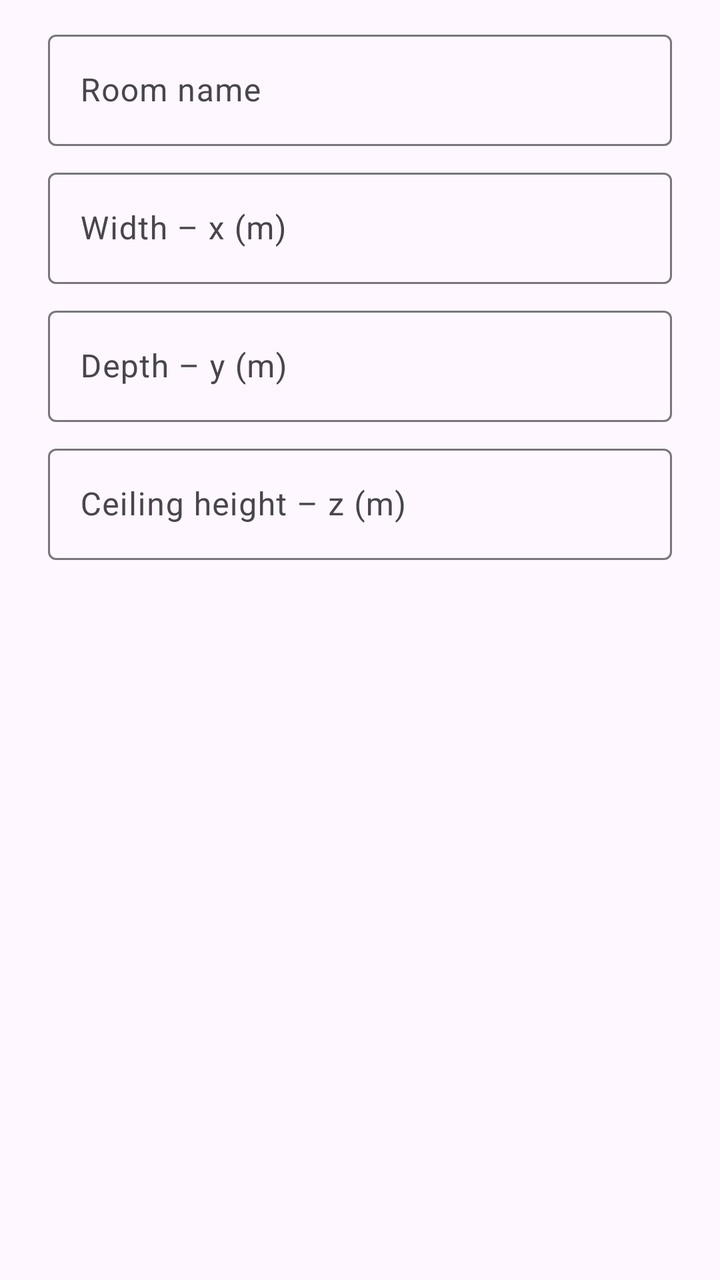
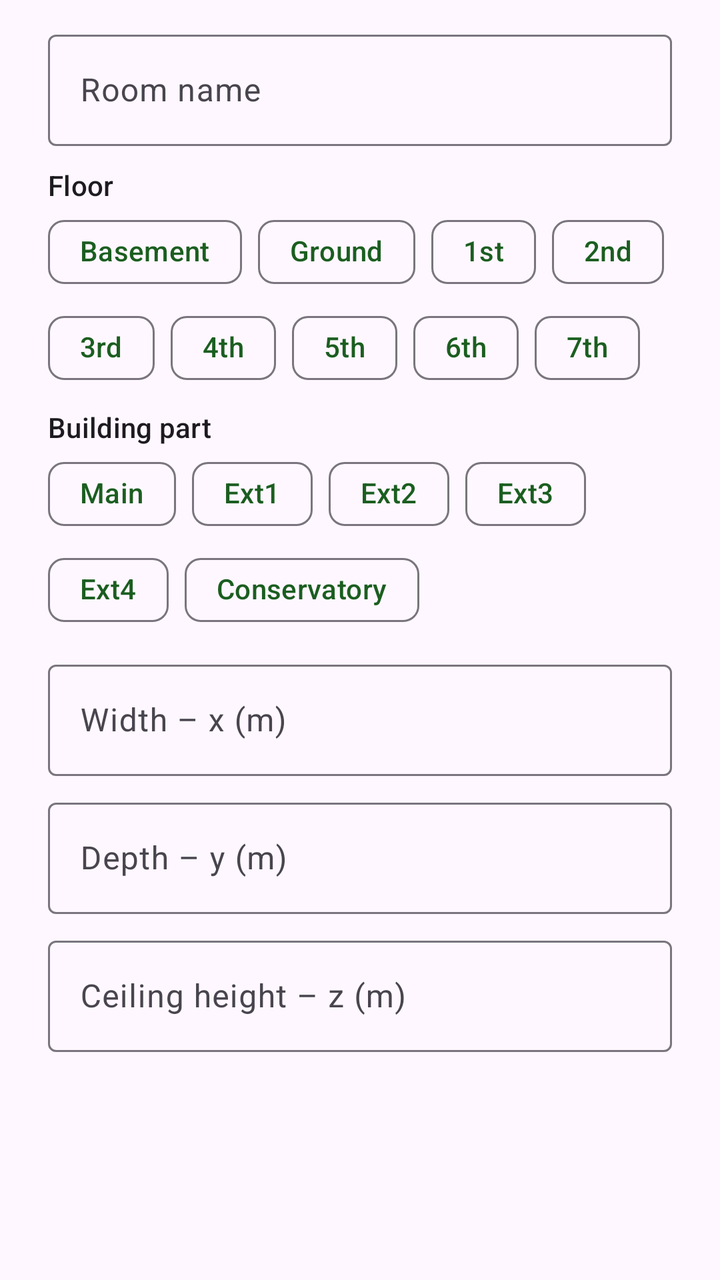

The first picture is an Android layout as it rendered before a commit; the second is the same layout after the commit. The layout source and the unified diff follow.
<!-- AndroidManifest.xml: application theme Theme.EnergyPlan -->
<!-- res/layout/dialog_room.xml -->
<?xml version="1.0" encoding="utf-8"?>
<LinearLayout xmlns:android="http://schemas.android.com/apk/res/android"
    android:layout_width="match_parent"
    android:layout_height="wrap_content"
    android:orientation="vertical"
    android:paddingHorizontal="24dp"
    android:paddingTop="12dp">

    <com.google.android.material.textfield.TextInputLayout
        android:layout_width="match_parent"
        android:layout_height="wrap_content"
        android:hint="Room name">

        <com.google.android.material.textfield.TextInputEditText
            android:id="@+id/nameInput"
            android:layout_width="match_parent"
            android:layout_height="wrap_content"
            android:inputType="textCapWords"
            android:maxLines="1" />
    </com.google.android.material.textfield.TextInputLayout>

    <com.google.android.material.textfield.TextInputLayout
        android:layout_width="match_parent"
        android:layout_height="wrap_content"
        android:layout_marginTop="8dp"
        android:hint="Width – x (m)">

        <com.google.android.material.textfield.TextInputEditText
            android:id="@+id/widthInput"
            android:layout_width="match_parent"
            android:layout_height="wrap_content"
            android:inputType="numberDecimal"
            android:maxLines="1" />
    </com.google.android.material.textfield.TextInputLayout>

    <com.google.android.material.textfield.TextInputLayout
        android:layout_width="match_parent"
        android:layout_height="wrap_content"
        android:layout_marginTop="8dp"
        android:hint="Depth – y (m)">

        <com.google.android.material.textfield.TextInputEditText
            android:id="@+id/depthInput"
            android:layout_width="match_parent"
            android:layout_height="wrap_content"
            android:inputType="numberDecimal"
            android:maxLines="1" />
    </com.google.android.material.textfield.TextInputLayout>

    <com.google.android.material.textfield.TextInputLayout
        android:layout_width="match_parent"
        android:layout_height="wrap_content"
        android:layout_marginTop="8dp"
        android:hint="Ceiling height – z (m)">

        <com.google.android.material.textfield.TextInputEditText
            android:id="@+id/heightInput"
            android:layout_width="match_parent"
            android:layout_height="wrap_content"
            android:imeOptions="actionDone"
            android:inputType="numberDecimal"
            android:maxLines="1" />
    </com.google.android.material.textfield.TextInputLayout>
</LinearLayout>
<!-- resources referenced by this layout -->
<resources>
  <style name="Theme.EnergyPlan" parent="Theme.Material3.Light.NoActionBar">
          <item name="colorPrimary">@color/brand</item>
          <item name="colorPrimaryDark">@color/brand_dark</item>
          <item name="android:windowLightStatusBar">false</item>
      </style>
  <color name="brand">#2E7D32</color>
  <color name="brand_dark">#1B5E20</color>
</resources>

<!-- the commit's change to res/layout/dialog_room.xml (unified diff, before → after) -->
@@ -1,5 +1,10 @@
 <?xml version="1.0" encoding="utf-8"?>
-<LinearLayout xmlns:android="http://schemas.android.com/apk/res/android"
+<ScrollView xmlns:android="http://schemas.android.com/apk/res/android"
+    xmlns:app="http://schemas.android.com/apk/res-auto"
+    android:layout_width="match_parent"
+    android:layout_height="wrap_content">
+
+<LinearLayout
     android:layout_width="match_parent"
     android:layout_height="wrap_content"
     android:orientation="vertical"
@@ -18,6 +23,55 @@
             android:inputType="textCapWords"
             android:maxLines="1" />
     </com.google.android.material.textfield.TextInputLayout>
+
+    <TextView
+        android:layout_width="wrap_content"
+        android:layout_height="wrap_content"
+        android:layout_marginTop="10dp"
+        android:text="Floor"
+        android:textAppearance="?attr/textAppearanceLabelLarge" />
+
+    <com.google.android.material.chip.ChipGroup
+        android:id="@+id/floorGroup"
+        android:layout_width="match_parent"
+        android:layout_height="wrap_content"
+        app:chipSpacingVertical="0dp"
+        app:selectionRequired="true"
+        app:singleSelection="true">
+
+        <com.google.android.material.chip.Chip android:id="@+id/floorBasement" style="@style/PartChip" android:text="Basement" />
+        <com.google.android.material.chip.Chip android:id="@+id/floorGround" style="@style/PartChip" android:text="Ground" />
+        <com.google.android.material.chip.Chip android:id="@+id/floor1" style="@style/PartChip" android:text="1st" />
+        <com.google.android.material.chip.Chip android:id="@+id/floor2" style="@style/PartChip" android:text="2nd" />
+        <com.google.android.material.chip.Chip android:id="@+id/floor3" style="@style/PartChip" android:text="3rd" />
+        <com.google.android.material.chip.Chip android:id="@+id/floor4" style="@style/PartChip" android:text="4th" />
+        <com.google.android.material.chip.Chip android:id="@+id/floor5" style="@style/PartChip" android:text="5th" />
+        <com.google.android.material.chip.Chip android:id="@+id/floor6" style="@style/PartChip" android:text="6th" />
+        <com.google.android.material.chip.Chip android:id="@+id/floor7" style="@style/PartChip" android:text="7th" />
+    </com.google.android.material.chip.ChipGroup>
+
+    <TextView
+        android:layout_width="wrap_content"
+        android:layout_height="wrap_content"
+        android:layout_marginTop="6dp"
+        android:text="Building part"
+        android:textAppearance="?attr/textAppearanceLabelLarge" />
+
+    <com.google.android.material.chip.ChipGroup
+        android:id="@+id/partGroup"
+        android:layout_width="match_parent"
+        android:layout_height="wrap_content"
+        app:chipSpacingVertical="0dp"
+        app:selectionRequired="true"
+        app:singleSelection="true">
+
+        <com.google.android.material.chip.Chip android:id="@+id/partMain" style="@style/PartChip" android:text="Main" />
+        <com.google.android.material.chip.Chip android:id="@+id/partExt1" style="@style/PartChip" android:text="Ext1" />
+        <com.google.android.material.chip.Chip android:id="@+id/partExt2" style="@style/PartChip" android:text="Ext2" />
+        <com.google.android.material.chip.Chip android:id="@+id/partExt3" style="@style/PartChip" android:text="Ext3" />
+        <com.google.android.material.chip.Chip android:id="@+id/partExt4" style="@style/PartChip" android:text="Ext4" />
+        <com.google.android.material.chip.Chip android:id="@+id/partConservatory" style="@style/PartChip" android:text="Conservatory" />
+    </com.google.android.material.chip.ChipGroup>
 
     <com.google.android.material.textfield.TextInputLayout
         android:layout_width="match_parent"
@@ -62,3 +116,4 @@
             android:maxLines="1" />
     </com.google.android.material.textfield.TextInputLayout>
 </LinearLayout>
+</ScrollView>
<!-- resource entries referenced after the edit -->
@@ -1,5 +1,12 @@
 <!-- resources referenced by this layout -->
 <resources>
+  <style name="PartChip" parent="Widget.Material3.Chip.Filter">
+          <item name="android:layout_width">wrap_content</item>
+          <item name="android:layout_height">wrap_content</item>
+          <item name="chipBackgroundColor">@color/part_button_bg</item>
+          <item name="android:textColor">@color/part_button_text</item>
+          <item name="checkedIconTint">@android:color/white</item>
+      </style>
   <style name="Theme.EnergyPlan" parent="Theme.Material3.Light.NoActionBar">
           <item name="colorPrimary">@color/brand</item>
           <item name="colorPrimaryDark">@color/brand_dark</item>
